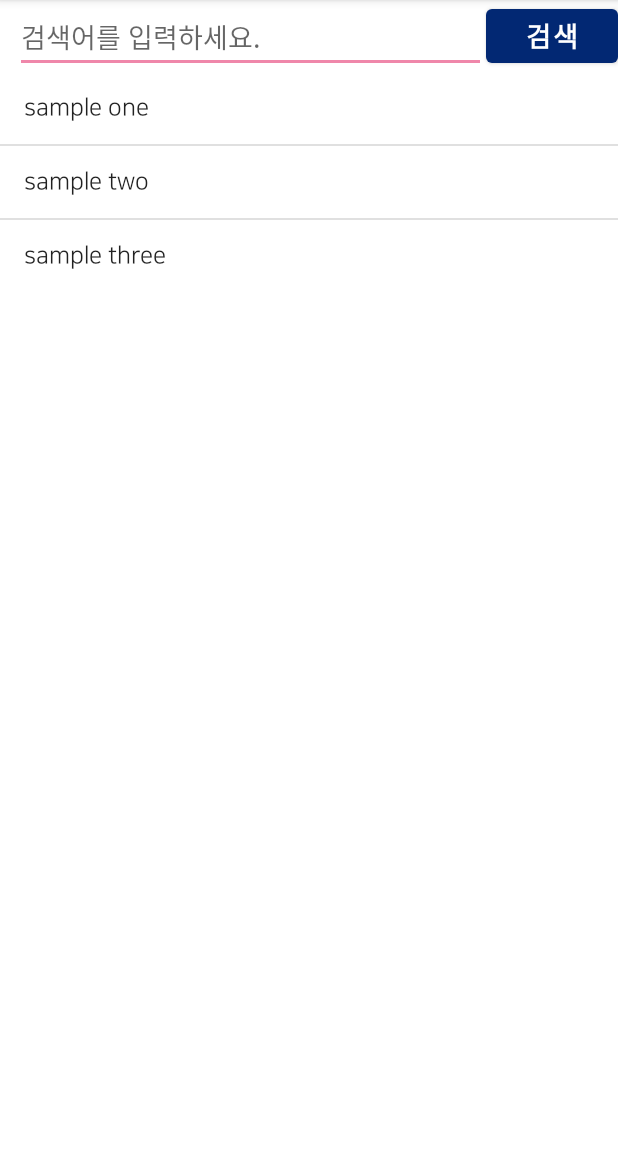
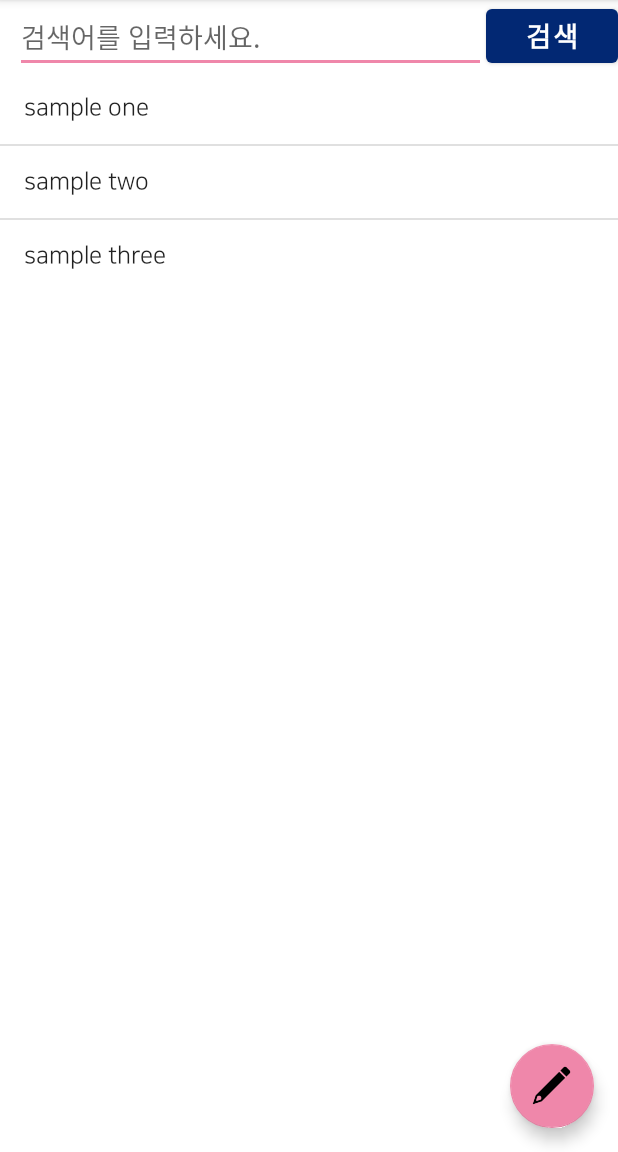
Before and after one commit to WiFros/Alcoholic, an Android app: the fragment Community_main shown on its own in the app's theme, on a phone screen of 412 x 824 dp, the part 84-1236 px from its top. Run offline under Robolectric (Android 15) with nearby library versions, the phone set to English and light mode, and no system bars.

Commit message:
Modify floating button
글쓰기 플로팅 버튼을 커뮤니티 화면에서만 보이게끔 수정함.

```diff
--- a/Alcoholics/app/src/main/java/com/hanul/alcoholic/Community_main.java
+++ b/Alcoholics/app/src/main/java/com/hanul/alcoholic/Community_main.java
@@ -19,6 +19,8 @@ import android.widget.Button;
 import android.widget.EditText;
 import android.widget.ListView;
 import android.widget.Toast;
+
+import com.google.android.material.floatingactionbutton.FloatingActionButton;
 
 import java.util.List;
 
@@ -84,7 +86,14 @@ public class Community_main extends Fragment {
         listView = (ListView)view.findViewById(android.R.id.list);
         editText_search = (EditText)view.findViewById(R.id.editText_search);
 
-
+        FloatingActionButton fab = view.findViewById(R.id.fab);
+        fab.setOnClickListener(new View.OnClickListener() {
+            @Override
+            public void onClick(View view) {
+                Intent intent = new Intent(getContext().getApplicationContext(), Community_writing.class);
+                startActivity(intent);
+            }
+        });
         //데이터 입력받을 adapter 생성
         //fragment에서 this사용 안됨 -> Activity의 참조 획득이 가능한 getActivity() 함수 사용
         //ListView 아이템에 표시될 사용자 데이터 정의
--- a/Alcoholics/app/src/main/res/layout/fragment_community_board.xml
+++ b/Alcoholics/app/src/main/res/layout/fragment_community_board.xml
@@ -48,7 +48,15 @@
 
     </LinearLayout>
 
-
+    <com.google.android.material.floatingactionbutton.FloatingActionButton
+        android:id="@+id/fab"
+        android:layout_width="wrap_content"
+        android:layout_height="wrap_content"
+        android:layout_gravity="bottom|end"
+        android:layout_marginEnd="@dimen/fab_margin"
+        android:layout_marginBottom="16dp"
+        app:maxImageSize="30dp"
+        app:srcCompat="@drawable/ic_menu_writing" />
 
 
 </FrameLayout>
```
Also changed, not shown: Alcoholics/app/src/main/AndroidManifest.xml (+7 -7 lines), Alcoholics/app/src/main/java/com/hanul/alcoholic/MainActivity.java (+1 -10 lines), Alcoholics/app/src/main/res/layout/app_bar_main.xml (+1 -9 lines).
